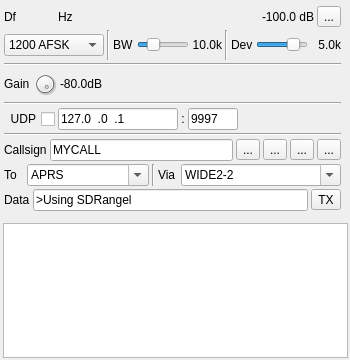
First picture: the form in plugins/channeltx/modpacket/packetmodgui.ui, repository mfkiwl/RPX-100-SDR, before the edit; both pictures show x 0 to 350 and y 0 to 360 of the 350 by 702 pixel window.
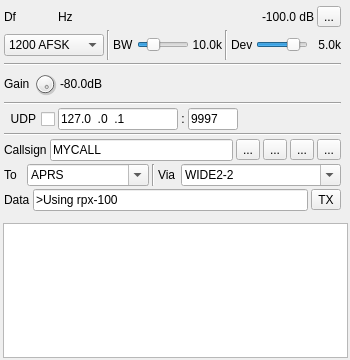
Second picture: the form after the edit. Icons and pictures are not drawn. Custom widgets are drawn as their Qt base class.

```diff
--- a/plugins/channeltx/modpacket/packetmodgui.ui
+++ b/plugins/channeltx/modpacket/packetmodgui.ui
@@ -758,7 +758,7 @@
 !Position</string>
         </property>
         <property name="text">
-         <string>&gt;Using SDRangel</string>
+         <string>&gt;Using rpx-100</string>
         </property>
         <property name="maxLength">
          <number>256</number>
```
